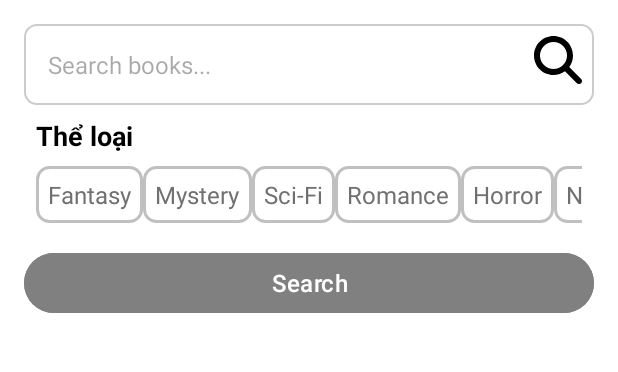
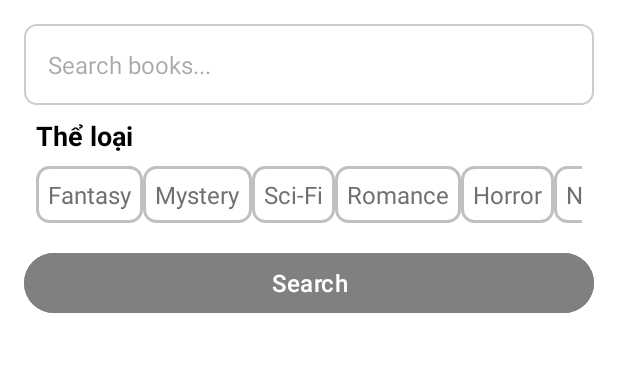
Before and after one commit to phamdanhhuong/Library_Mobile, an Android app: the fragment SearchInputFragment placed in its activity, on a phone screen of 412 x 824 dp, the part 96-468 px from its top. Run offline under Robolectric (Android 15) with nearby library versions, the light colour scheme and no system bars; network calls fail; 2 statements that could not run were skipped.

Commit message:
Update search

```diff
--- a/app/src/main/res/layout/fragment_search_input.xml
+++ b/app/src/main/res/layout/fragment_search_input.xml
@@ -23,12 +23,6 @@
             android:textSize="16sp"
             android:background="@android:color/transparent"/>
 
-        <ImageView
-            android:id="@+id/btnSearch"
-            android:layout_width="32dp"
-            android:layout_height="32dp"
-            android:src="@drawable/ic_bottom_navbar_search"
-            android:contentDescription="Search"/>
     </LinearLayout>
 
     <!-- Filter by Genre -->
```
Also changed, not shown: app/src/main/java/com/phamhuong/library/TrendingBooksFragment.java (+29 -1 lines), app/src/main/res/layout/fragment_trending_books.xml (+19 -3 lines).
